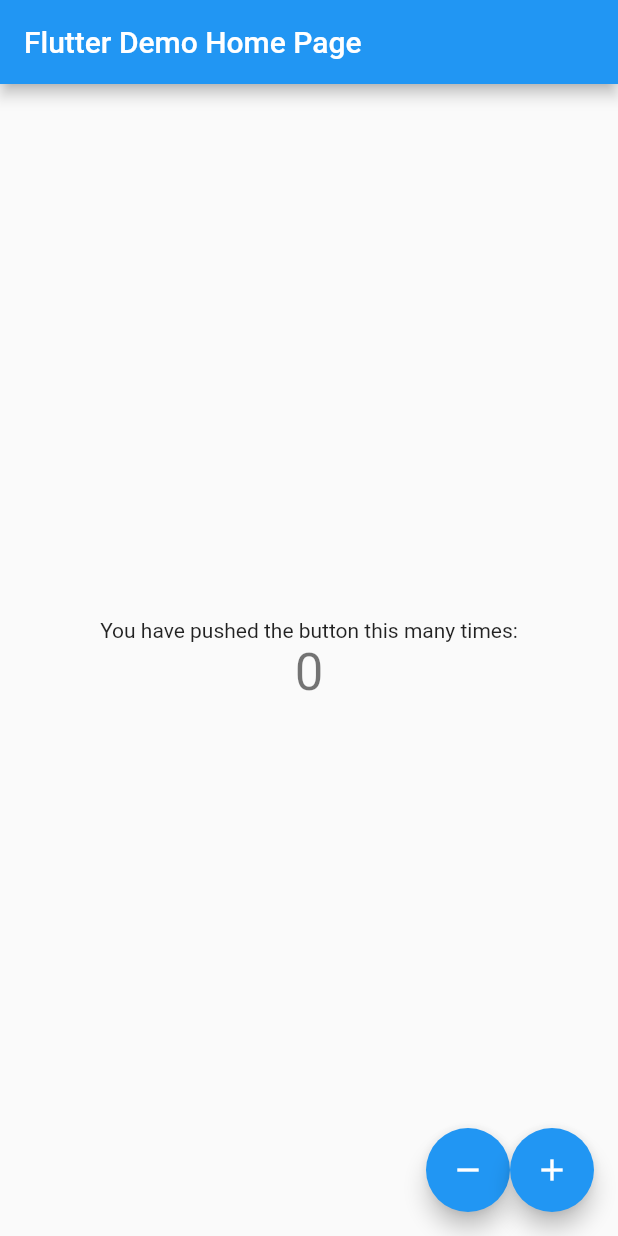
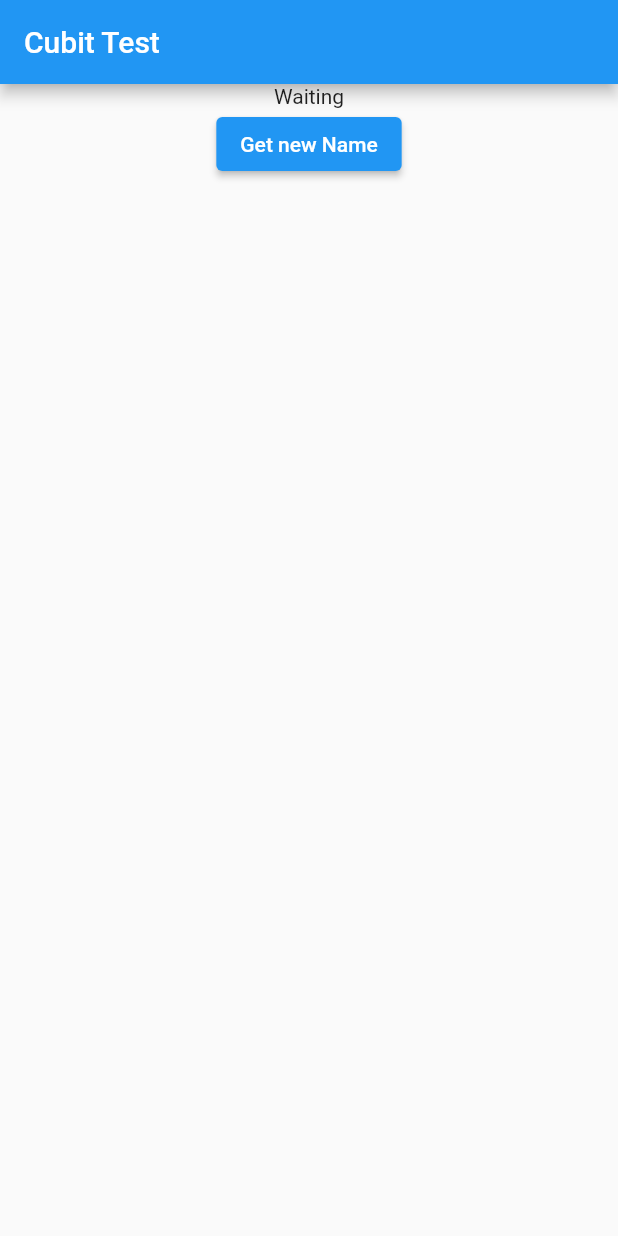
Before and after one commit to faisalahamed/bloc_practice_reso_coder, a Flutter app: the screen it shows after launch, on a phone screen of 412 x 824 dp. Run offline on Flutter 3.47's test engine with Material 2 defaults, Android fonts, the light colour scheme and no system bars; our stand-ins replace bloc.

Commit message:
Cubit on lesson 2

```diff
--- /dev/null
+++ b/lib/constant.dart
@@ -0,0 +1 @@
+List<String> nameList = ['Foo', 'Bar', 'Apple', 'Rice'];
--- a/lib/main.dart
+++ b/lib/main.dart
@@ -1,3 +1,4 @@
+import 'package:bloc_learing/name_cububit.dart';
 import 'package:flutter/material.dart';
 
 void main() {
@@ -14,69 +15,62 @@
       theme: ThemeData(
         primarySwatch: Colors.blue,
       ),
-      home: const MyHomePage(title: 'Flutter Demo Home Page'),
+      home: const MyHomePage(),
     );
   }
 }
 
 class MyHomePage extends StatefulWidget {
-  const MyHomePage({Key? key, required this.title}) : super(key: key);
-
-  final String title;
-
+  const MyHomePage({Key? key}) : super(key: key);
   @override
   State<MyHomePage> createState() => _MyHomePageState();
 }
 
 class _MyHomePageState extends State<MyHomePage> {
-  int _counter = 0;
-
-  void _incrementCounter() {
-    setState(() {
-      _counter++;
-    });
+  final _nameCubit = NamesCubit();
+  @override
+  void initState() {
+    super.initState();
+    // _nameCubit = NamesCubit();
   }
 
-  void _decrementCounter() {
-    setState(() {
-      _counter--;
-    });
+  @override
+  void dispose() {
+    _nameCubit.close();
+    super.dispose();
   }
 
   @override
   Widget build(BuildContext context) {
     return Scaffold(
       appBar: AppBar(
-        title: Text(widget.title),
+        title: const Text('Cubit Test'),
       ),
       body: Center(
         child: Column(
-          mainAxisAlignment: MainAxisAlignment.center,
-          children: <Widget>[
-            const Text(
-              'You have pushed the button this many times:',
-            ),
-            Text(
-              '$_counter',
-              style: Theme.of(context).textTheme.headline4,
-            ),
+          children: [
+            StreamBuilder<String?>(
+                stream: _nameCubit.stream,
+                builder: (context, snapshot) {
+                  switch (snapshot.connectionState) {
+                    case ConnectionState.none:
+                      return const Text('None');
+                    case ConnectionState.waiting:
+                      return const Text('Waiting');
+                    case ConnectionState.active:
+                      return Text(snapshot.data ?? '');
+                    case ConnectionState.done:
+                      return const Text('Done');
+                  }
+                }),
+            ElevatedButton(
+              child: const Text('Get new Name'),
+              onPressed: () {
+                _nameCubit.pickRandomName();
+              },
+            )
           ],
         ),
-      ),
-      floatingActionButton: Row(
-        mainAxisAlignment: MainAxisAlignment.end,
-        children: [
-          FloatingActionButton(
-            onPressed: _decrementCounter,
-            tooltip: 'Increment',
-            child: const Icon(Icons.remove),
-          ),
-          FloatingActionButton(
-            onPressed: _incrementCounter,
-            tooltip: 'Increment',
-            child: const Icon(Icons.add),
-          ),
-        ],
       ),
     );
   }
--- /dev/null
+++ b/lib/name_cububit.dart
@@ -0,0 +1,10 @@
+import 'package:bloc/bloc.dart';
+import 'package:bloc_learing/constant.dart';
+import 'random_name.dart';
+
+class NamesCubit extends Cubit<String?> {
+  NamesCubit() : super(null); //super('Foo')
+
+  void pickRandomName() => emit(nameList.getRandomElement());
+
+}
--- /dev/null
+++ b/lib/random_name.dart
@@ -0,0 +1,5 @@
+import 'dart:math';
+
+extension RandomElement<T> on Iterable<T> {
+  T getRandomElement() => elementAt(Random().nextInt(length));
+}
--- a/pubspec.yaml
+++ b/pubspec.yaml
@@ -34,6 +34,7 @@
   # The following adds the Cupertino Icons font to your application.
   # Use with the CupertinoIcons class for iOS style icons.
   cupertino_icons: ^1.0.2
+  bloc: ^8.0.3
 
 dev_dependencies:
   flutter_test:
```
Also changed, not shown: pubspec.lock.
